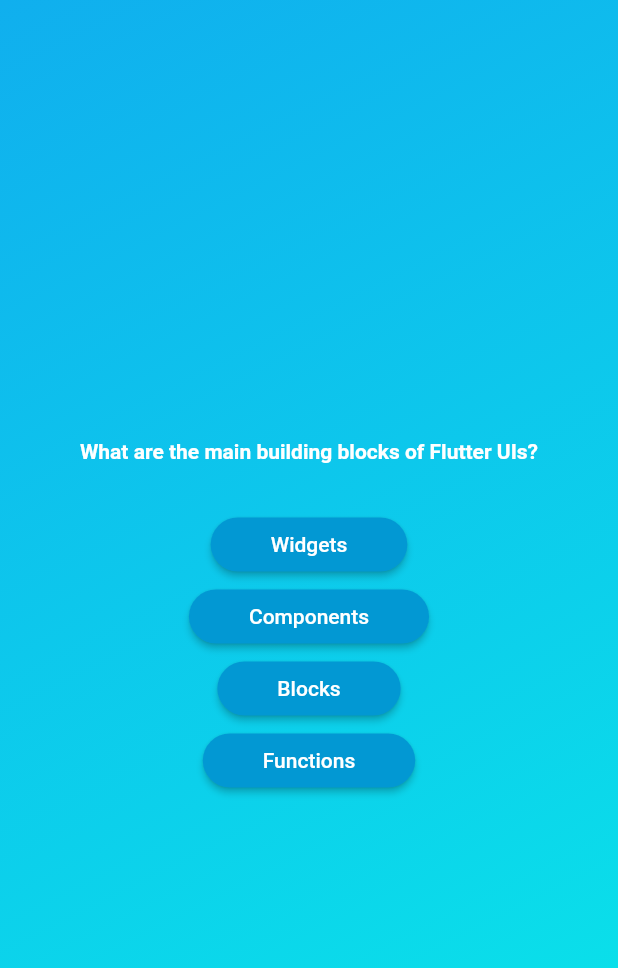
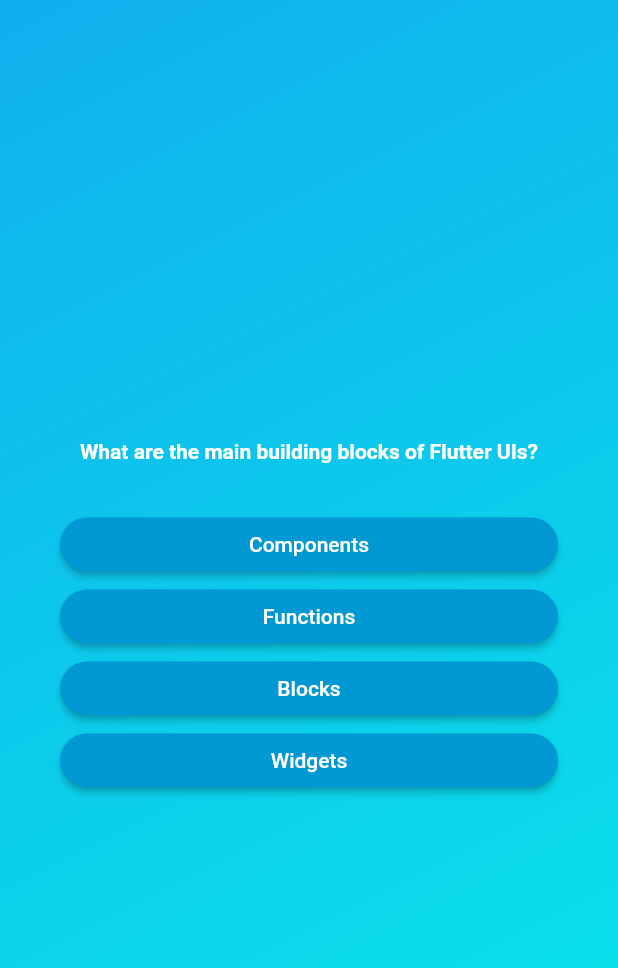
Before and after one commit to enescangull/quiz_app, a Flutter app: the screen it shows after launch, after a tap on "Start Quiz", on a phone screen of 412 x 824 dp. Shown: the top 968 px of the screen. Run offline on Flutter 3.47's test engine with Material 2 defaults, Android fonts, the phone set to English and light mode, and no system bars.

Commit message:
nextQuestion

```diff
--- a/lib/answer_button.dart
+++ b/lib/answer_button.dart
@@ -11,13 +11,13 @@ class AnswerButton extends StatelessWidget {
   @override
   Widget build(BuildContext context) {
     return ElevatedButton(
-      onPressed: () {},
+      onPressed: onTap,
       style: ElevatedButton.styleFrom(
           padding: const EdgeInsets.symmetric(
             vertical: 10,
             horizontal: 40,
           ),
-          backgroundColor: Color.fromARGB(255, 2, 152, 211),
+          backgroundColor: const Color.fromARGB(255, 2, 152, 211),
           foregroundColor: Colors.white,
           shape:
               RoundedRectangleBorder(borderRadius: BorderRadius.circular(40))),
--- a/lib/models/quiz_question.dart
+++ b/lib/models/quiz_question.dart
@@ -2,4 +2,9 @@ class QuizQuestion {
   const QuizQuestion(this.text, this.answers);
   final String text;
   final List<String> answers;
+  List<String> getShuffledAnswers() {
+    final shuffledList = List.of(answers);
+    shuffledList.shuffle();
+    return shuffledList;
+  }
 }
--- a/lib/question_screen.dart
+++ b/lib/question_screen.dart
@@ -10,13 +10,23 @@ class QuestionScreen extends StatefulWidget {
 }
 
 class _QuestionScreenState extends State<QuestionScreen> {
+  var currentQuestionIndex = 0;
+  void answerQuestion() {
+    setState(() {
+      currentQuestionIndex++;
+    });
+  }
+
   @override
   Widget build(BuildContext context) {
-    final currentQuestion = questions[0];
+    final currentQuestion = questions[currentQuestionIndex];
     return SizedBox(
       width: double.infinity,
+      child: Container(
+        margin: const EdgeInsets.all(40),
         child: Column(
           mainAxisAlignment: MainAxisAlignment.center,
+          crossAxisAlignment: CrossAxisAlignment.stretch,
           children: [
             Text(
               currentQuestion.text,
@@ -24,17 +34,14 @@ class _QuestionScreenState extends State<QuestionScreen> {
                 fontWeight: FontWeight.bold,
                 color: Colors.white,
               ),
+              textAlign: TextAlign.center,
             ),
             const SizedBox(height: 30),
-          ...currentQuestion.answers.map(
-            (item) {
-              return AnswerButton(
-                answerText: item,
-                onTap: () {},
-              );
-            },
-          )
+            ...currentQuestion.getShuffledAnswers().map((item) {
+              return AnswerButton(answerText: item, onTap: answerQuestion);
+            })
           ],
+        ),
       ),
     );
   }
```
Lines whose indentation alone changed are shown as unchanged.
